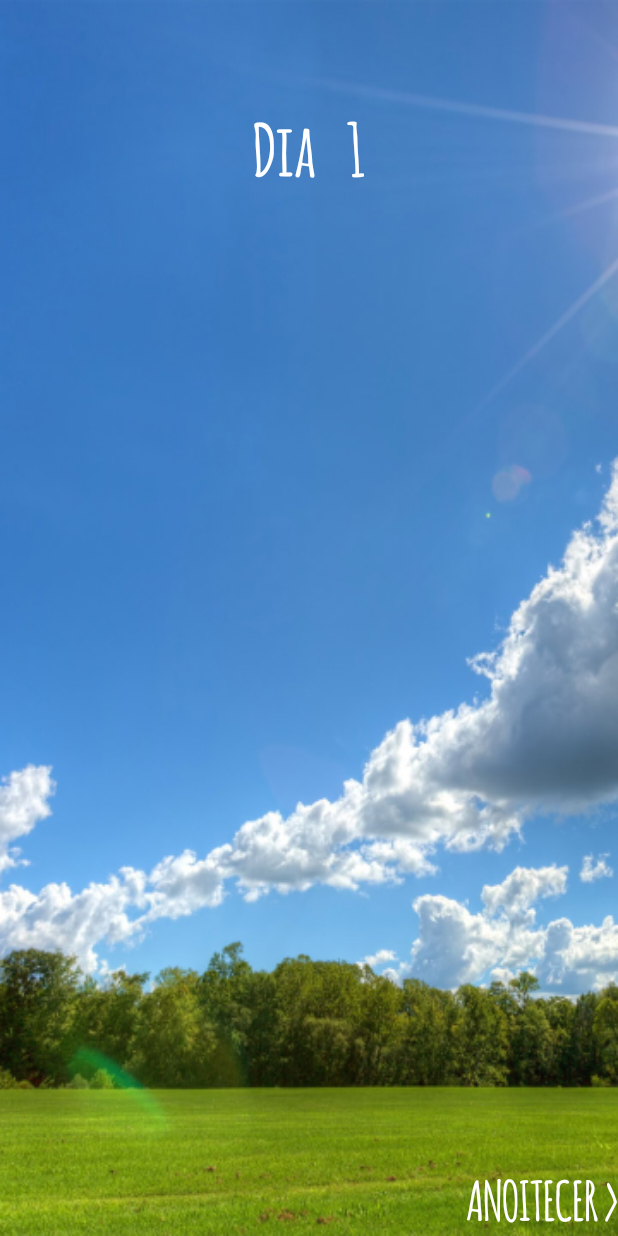
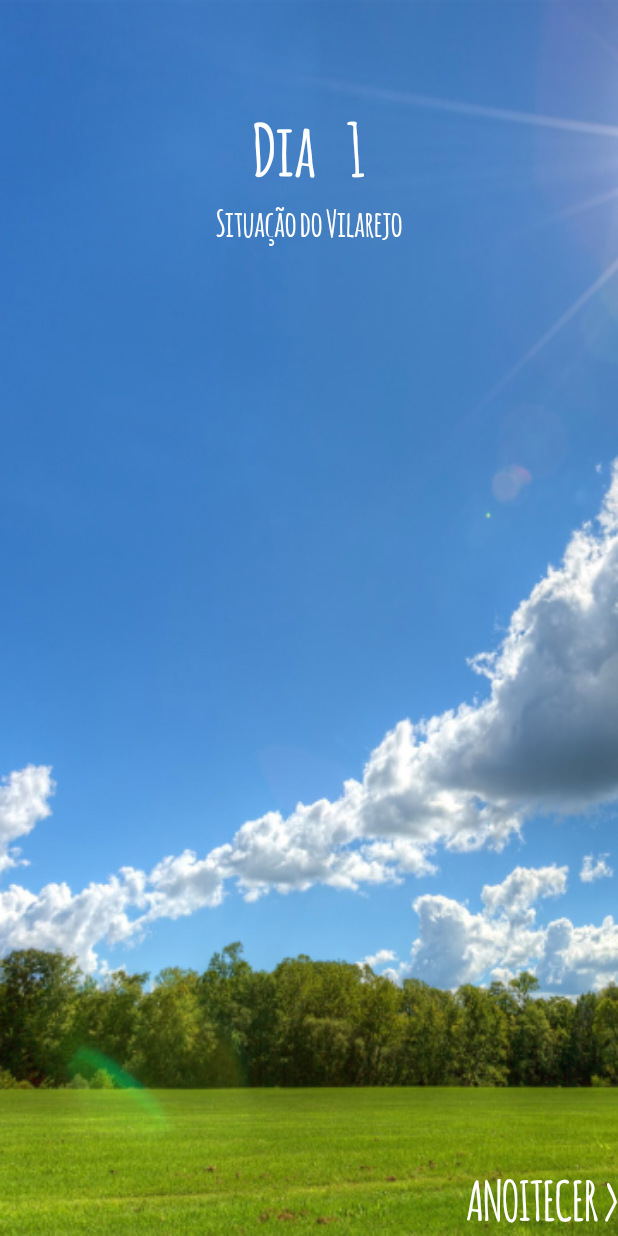
Before and after one commit to allan-pires/werewolf-moderator-helper, an Android app: the GameActivity screen opened directly, with no data from a screen before it, after a tap on "PRÓXIMA CLASSE >", on a phone screen of 412 x 824 dp. Run offline under Robolectric (Android 15) with nearby library versions, the phone set to English and light mode, and no system bars; 1 statement that could not run was skipped.

Commit message:
Finalizações
Modificações em GameActivity e regras de negócio

```diff
--- a/app/src/main/res/layout/activity_game.xml
+++ b/app/src/main/res/layout/activity_game.xml
@@ -27,7 +27,8 @@
             android:layout_below="@+id/day_night_text"
             android:layout_alignParentLeft="true"
             android:layout_alignParentStart="true"
-            android:layout_margin="20dp">
+            android:layout_margin="20dp"
+            android:layout_marginTop="30dp">
 
         </GridLayout>
 
@@ -73,5 +74,30 @@
         android:gravity="bottom"
         android:longClickable="false" />
 
+    <Button
+        android:layout_width="wrap_content"
+        android:layout_height="wrap_content"
+        android:text="@string/class_action_string"
+        android:textSize="24dp"
+        android:id="@+id/class_action"
+        android:background="@android:color/transparent"
+        android:onClick="goToKillVillager"
+        android:textColor="#ffffffff"
+        android:layout_below="@+id/text_class_objective"
+        android:layout_centerHorizontal="true"
+        android:layout_margin="20dp" />
+
+    <TextView
+        android:layout_width="wrap_content"
+        android:layout_height="wrap_content"
+        android:textAppearance="?android:attr/textAppearanceMedium"
+        android:text="Situação do Vilarejo"
+        android:id="@+id/vilarejo_status"
+        android:gravity="center_horizontal"
+        android:textColor="#ffffffff"
+        android:layout_below="@+id/day_night_text"
+        android:layout_centerHorizontal="true"
+        android:textSize="24dp" />
+
 
 </RelativeLayout>
--- a/app/src/main/res/values/strings.xml
+++ b/app/src/main/res/values/strings.xml
@@ -9,5 +9,7 @@
     <string name="title_activity_game_setup_confirmation">GameSetupConfirmation</string>
     <string name="title_activity_random_class">RandomClass</string>
     <string name="title_activity_night_turn">NightTurnActivity</string>
+    <string name="class_action_string"><u>Matar um camponês</u></string>
+
 
 </resources>
```
Also changed, not shown: app/src/main/java/doistres/werewolf/GameActivity.java (+123 -7 lines).
